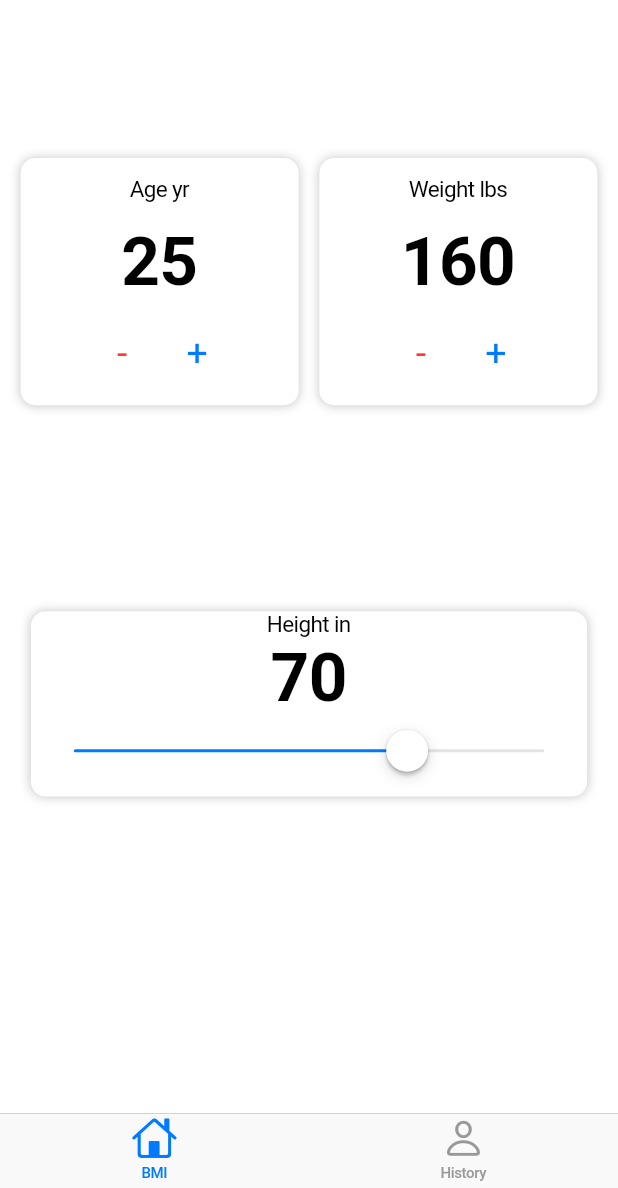
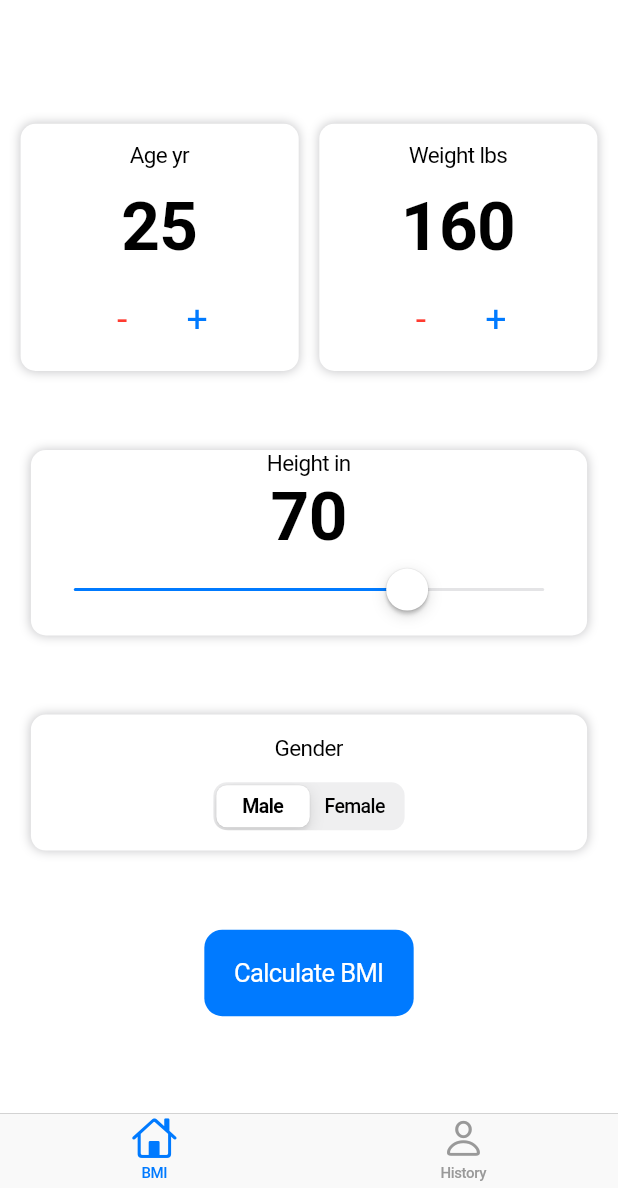
Before and after one commit to WenHao1223/learning-flutter, a Flutter app: the screen it shows after launch, on a phone screen of 412 x 824 dp, the part 48-1236 px from its top. Run offline on Flutter 3.47's test engine with Material 3 defaults, Android fonts, the phone set to English and light mode, and no system bars; our stand-ins replace cloud_firestore, dio, file_picker, firebase_auth, firebase_core, firebase_storage and 4 more; accounts and stored records are empty; generated files the repository leaves out were written again.

Commit message:
Learn cupertino alert dialog, shared preferences, PageRouteBuilder

```diff
--- a/imbi/lib/main.dart
+++ b/imbi/lib/main.dart
@@ -2,6 +2,7 @@ import 'package:flutter/cupertino.dart';
 import 'package:imbi/pages/main_page.dart';
 
 void main() {
+  WidgetsFlutterBinding.ensureInitialized();
   runApp(const MyApp());
 }
 
--- a/imbi/lib/pages/bmi_page.dart
+++ b/imbi/lib/pages/bmi_page.dart
@@ -1,4 +1,8 @@
+import 'dart:math';
+
 import 'package:flutter/cupertino.dart';
+import 'package:imbi/pages/main_page.dart';
+import 'package:shared_preferences/shared_preferences.dart';
 import 'package:imbi/widgets/info_card.dart';
 
 class BmiPage extends StatefulWidget {
@@ -11,7 +15,7 @@ class BmiPage extends StatefulWidget {
 class _BmiPageState extends State<BmiPage> {
   double? _deviceHeight, _deviceWidth;
 
-  int _age = 25, _weight = 160, _height = 70;
+  int _age = 25, _weight = 160, _height = 70, _gender = 0;
 
   @override
   Widget build(BuildContext context) {
@@ -19,6 +23,7 @@ class _BmiPageState extends State<BmiPage> {
     _deviceWidth = MediaQuery.of(context).size.width;
 
     return CupertinoPageScaffold(
+      child: Center(
         child: Container(
           height: _deviceHeight! * 0.85,
           child: Column(
@@ -36,7 +41,10 @@ class _BmiPageState extends State<BmiPage> {
                 ],
               ),
               _heightSelectContainer(),
+              _genderSelectContainer(),
+              _calculateBmiButton(),
             ],
+          ),
         ),
       ),
     );
@@ -218,4 +226,109 @@ class _BmiPageState extends State<BmiPage> {
       ),
     );
   }
+
+  Widget _genderSelectContainer() {
+    return InfoCard(
+      height: _deviceHeight! * 0.11,
+      width: _deviceWidth! * 0.90,
+      child: Column(
+        mainAxisAlignment: MainAxisAlignment.spaceEvenly,
+        mainAxisSize: MainAxisSize.max,
+        crossAxisAlignment: CrossAxisAlignment.center,
+        children: [
+          const Text(
+            "Gender",
+            style: TextStyle(
+              fontSize: 15,
+              fontWeight: FontWeight.w400,
+            ),
+          ),
+          CupertinoSlidingSegmentedControl(
+            groupValue: _gender,
+            children: const {
+              0: Text("Male"),
+              1: Text("Female"),
+            },
+            onValueChanged: (value) {
+              setState(() {
+                _gender = value as int;
+              });
+            },
+          ),
+        ],
+      ),
+    );
   }
+
+  Widget _calculateBmiButton() {
+    return Container(
+      height: _deviceHeight! * 0.07,
+      child: CupertinoButton.filled(
+        child: const Text("Calculate BMI"),
+        onPressed: () {
+          if (_height > 0 && _weight > 0 && _age > 0) {
+            double _bmi = 703 * _weight / pow(_height, 2);
+            _showResultDialog(_bmi);
+          }
+        },
+      ),
+    );
+  }
+
+  void _showResultDialog(double bmi) {
+    String? status;
+    if (bmi < 18.5) {
+      status = "Underweight";
+    } else if (bmi < 25) {
+      status = "Normal";
+    } else if (bmi < 30) {
+      status = "Overweight";
+    } else {
+      status = "Obese";
+    }
+    showCupertinoDialog(
+      context: context,
+      builder: (BuildContext context) {
+        return CupertinoAlertDialog(
+          title: Text(status!),
+          content: Text(
+            bmi.toStringAsFixed(2),
+          ),
+          actions: [
+            CupertinoDialogAction(
+              child: const Text("OK"),
+              onPressed: () {
+                _saveResult(bmi.toString(), status!);
+                Navigator.pop(context);
+                Navigator.pushReplacement(
+                  context,
+                  PageRouteBuilder(
+                    pageBuilder: (context, animation1, animation2) => MainPage(),
+                    transitionDuration: Duration.zero,
+                  ),
+                );
+              },
+            ),
+          ],
+        );
+      },
+    );
+  }
+
+  void _saveResult(String bmi, String status) async {
+    // final prefs = await SharedPreferences.getInstance();
+    // https://github.com/flutter/flutter/issues/153075
+    final prefs = await SharedPreferencesWithCache.create(
+      cacheOptions: const SharedPreferencesWithCacheOptions(allowList: null),
+    );
+    await prefs.setString(
+      "bmi_date",
+      DateTime.now().toString(),
+    );
+    await prefs.setStringList(
+      "bmi_data",
+      <String>[bmi, status],
+    );
+    print("BMI Result saved!");
+  }
+}
```
Also changed, not shown: imbi/lib/pages/history_page.dart (+76 -2 lines). Lines whose indentation alone changed are shown as unchanged.
